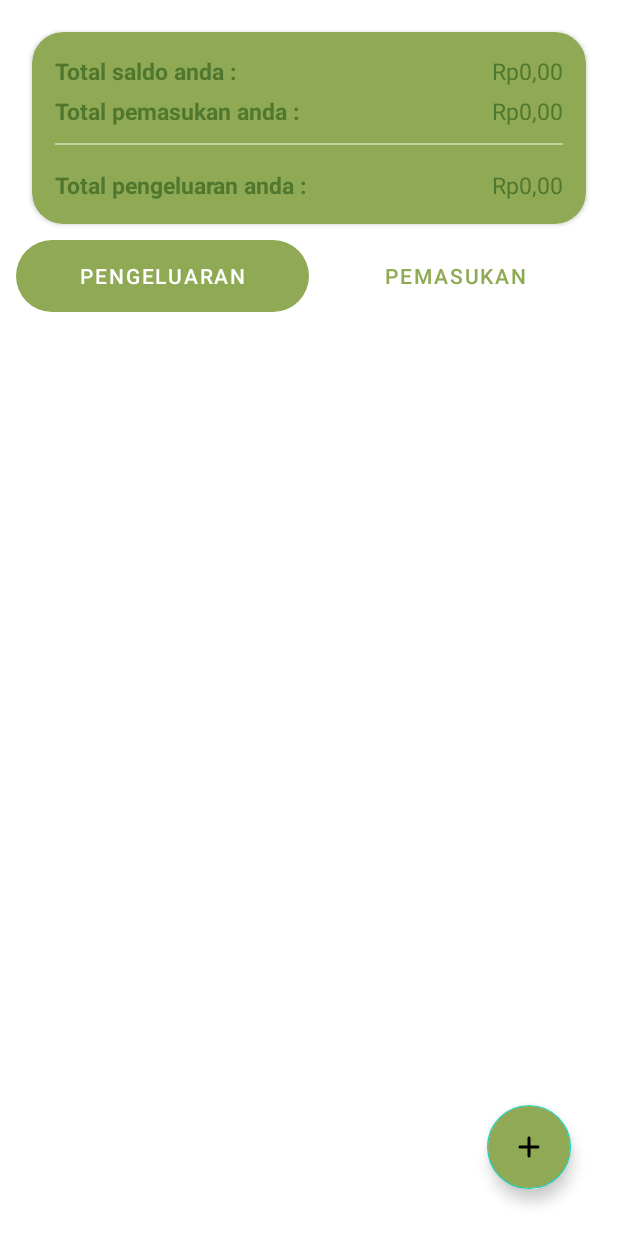
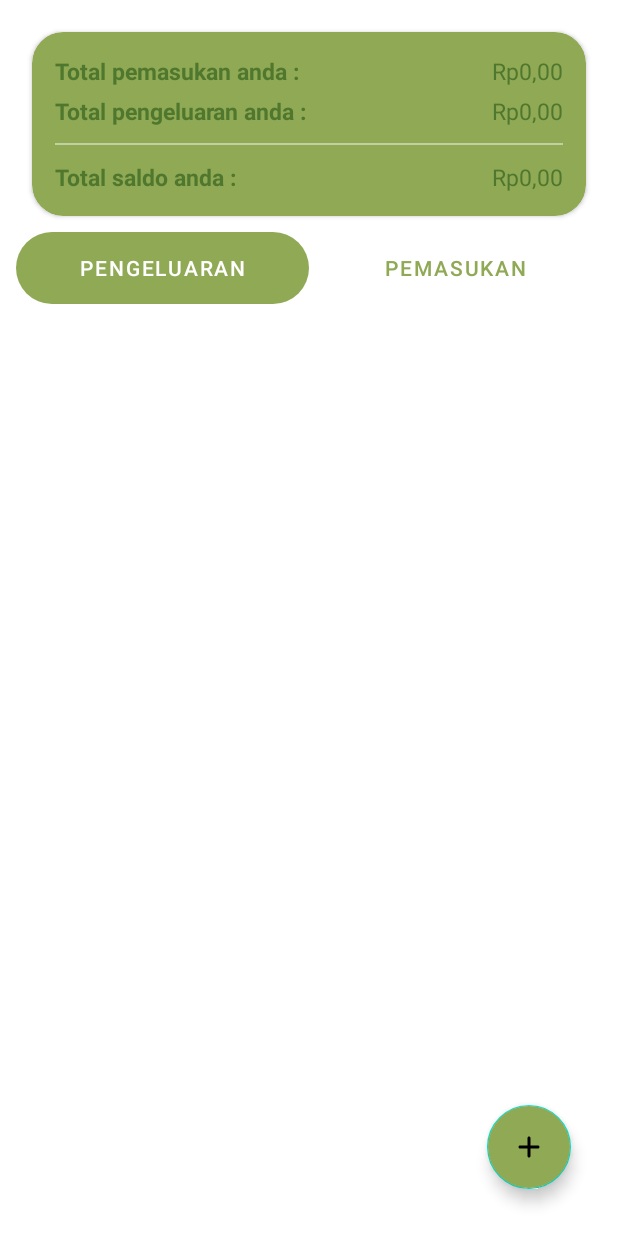
Before and after one commit to SarifaAJ/FinanceTracker, an Android app: the HomeActivity screen opened directly, with no data from a screen before it, on a phone screen of 412 x 824 dp. Run offline under Robolectric (Android 15) with nearby library versions, the phone set to English and light mode, and no system bars; our stand-ins replace Room's generated code, sdp/ssp sizes.

Commit message:
message commit

```diff
--- a/app/src/main/res/layout/activity_home.xml
+++ b/app/src/main/res/layout/activity_home.xml
@@ -33,16 +33,17 @@
                     android:layout_height="match_parent">
 
                     <TextView
-                        android:id="@+id/tv_total"
+                        android:id="@+id/tv_pemasukan"
                         android:layout_width="wrap_content"
                         android:layout_height="wrap_content"
                         android:layout_alignParentStart="true"
-                        android:text="@string/card_total"
+                        android:text="@string/card_pemasukan"
                         android:textColor="@color/greenP_3"
                         android:textSize="@dimen/_12sdp"
                         android:textStyle="bold" />
+
                     <TextView
-                        android:id="@+id/edt_total"
+                        android:id="@+id/edt_pemasukan"
                         android:layout_width="wrap_content"
                         android:layout_height="wrap_content"
                         android:layout_alignParentEnd="true"
@@ -57,16 +58,17 @@
                     android:layout_marginTop="@dimen/_4sdp">
 
                     <TextView
-                        android:id="@+id/tv_pemasukan"
+                        android:id="@+id/tv_pengeluaran"
                         android:layout_width="wrap_content"
                         android:layout_height="wrap_content"
                         android:layout_alignParentStart="true"
-                        android:text="@string/card_pemasukan"
+                        android:text="@string/card_pengeluaran"
                         android:textColor="@color/greenP_3"
                         android:textSize="@dimen/_12sdp"
                         android:textStyle="bold" />
+
                     <TextView
-                        android:id="@+id/edt_pemasukan"
+                        android:id="@+id/edt_pengeluaran"
                         android:layout_width="wrap_content"
                         android:layout_height="wrap_content"
                         android:layout_alignParentEnd="true"
@@ -84,20 +86,18 @@
 
                 <RelativeLayout
                     android:layout_width="match_parent"
-                    android:layout_height="match_parent"
-                    android:layout_marginTop="@dimen/_4sdp">
-
+                    android:layout_height="match_parent">
                     <TextView
-                        android:id="@+id/tv_pengeluaran"
+                        android:id="@+id/tv_total"
                         android:layout_width="wrap_content"
                         android:layout_height="wrap_content"
                         android:layout_alignParentStart="true"
-                        android:text="@string/card_pengeluaran"
+                        android:text="@string/card_total"
                         android:textColor="@color/greenP_3"
                         android:textSize="@dimen/_12sdp"
-                        android:textStyle="bold"/>
+                        android:textStyle="bold" />
                     <TextView
-                        android:id="@+id/edt_pengeluaran"
+                        android:id="@+id/edt_total"
                         android:layout_width="wrap_content"
                         android:layout_height="wrap_content"
                         android:layout_alignParentEnd="true"
--- a/app/src/main/res/values/strings.xml
+++ b/app/src/main/res/values/strings.xml
@@ -2,6 +2,9 @@
     <string name="app_name">Finance</string>
     <string name="expenses">Pengeluaran</string>
     <string name="income">Pemasukan</string>
+
+    <string name="get_started">Get Started</string>
+    <string name="next">Next</string>
 
     <string name="username">Username</string>
     <string name="email">Email</string>
```
